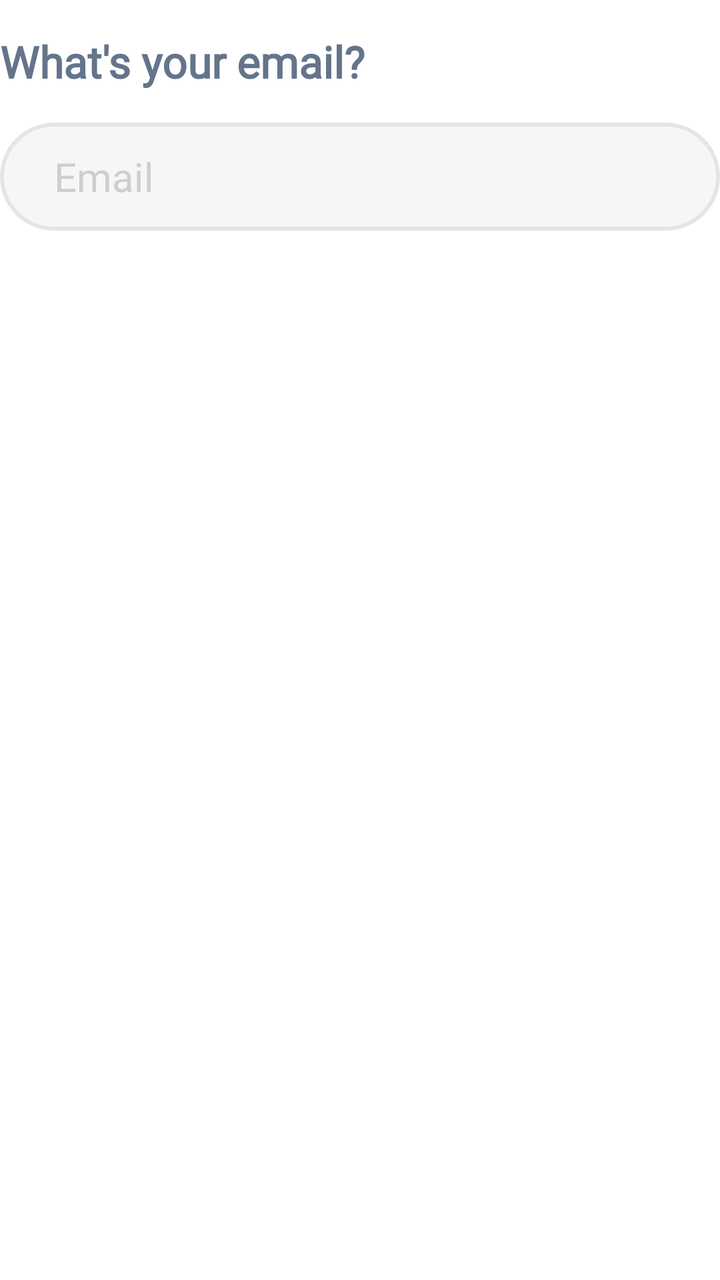
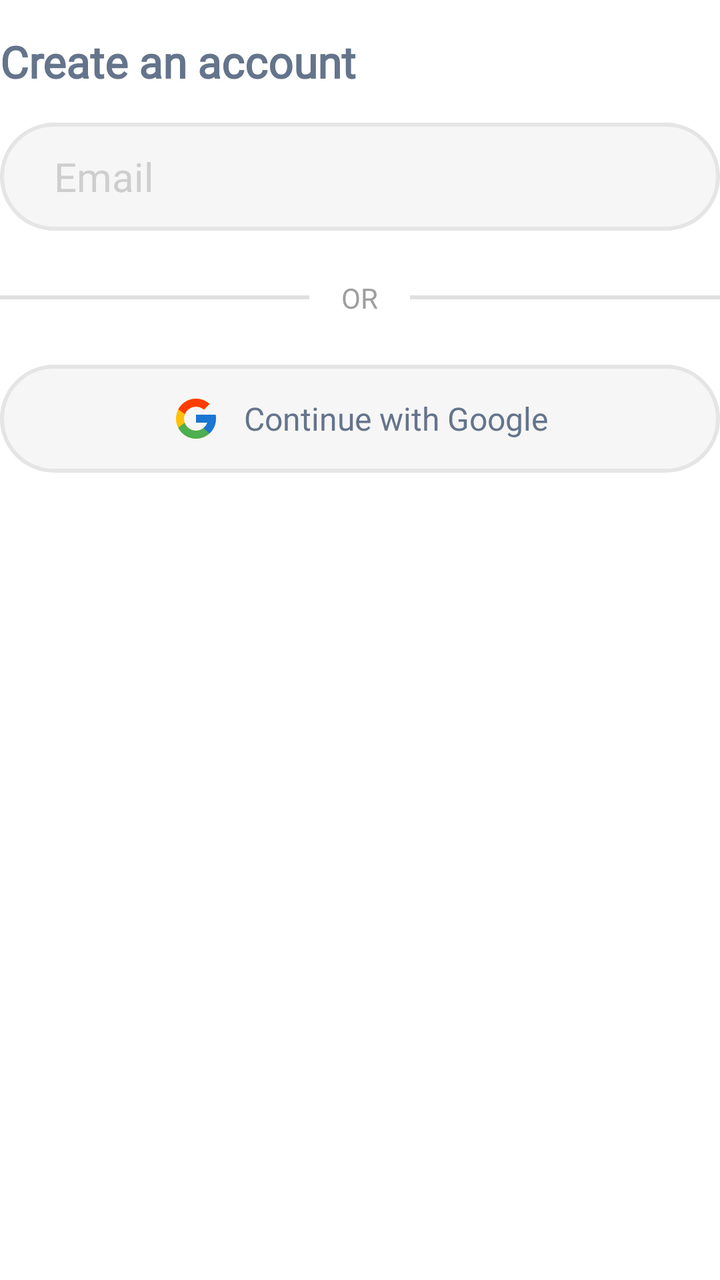

An Android layout rendered at two revisions. The XML below is the earlier revision; the diff shows what the commit changed to produce the second picture.
<!-- AndroidManifest.xml: application theme Theme.Tetragon -->
<!-- res/layout/fragment_email.xml -->
<?xml version="1.0" encoding="utf-8"?>
<androidx.constraintlayout.widget.ConstraintLayout xmlns:android="http://schemas.android.com/apk/res/android"
    xmlns:app="http://schemas.android.com/apk/res-auto"
    xmlns:tools="http://schemas.android.com/tools"
    android:layout_width="match_parent"
    android:layout_height="match_parent"
    android:background="@color/white"
    tools:context=".fragments.registrationFragments.EmailFragment">

    
    <TextView
        android:id="@+id/textViewTitle"
        android:layout_width="wrap_content"
        android:layout_height="wrap_content"
        android:fontFamily="@font/inter_semibold"
        android:gravity="center"
        android:text="@string/what_s_your_email"
        android:layout_marginTop="16dp"
        android:textColor="@color/text_color"
        android:textSize="22sp"
        android:textStyle="bold"
        app:layout_constraintStart_toStartOf="parent"
        app:layout_constraintTop_toTopOf="parent" />

    
    <LinearLayout
        android:id="@+id/emailInputContainer"
        android:layout_width="match_parent"
        android:layout_height="wrap_content"
        android:background="@drawable/input_container"
        android:layout_marginTop="16dp"
        android:orientation="vertical"
        android:padding="2dp"
        app:layout_constraintTop_toBottomOf="@+id/textViewTitle">

        <EditText
            android:id="@+id/emailEditText"
            android:layout_width="match_parent"
            android:layout_height="50dp"
            android:autofillHints="emailAddress"
            android:background="@android:color/transparent"
            android:fontFamily="@font/inter_medium"
            android:hint="@string/email"
            android:inputType="textEmailAddress"
            android:paddingHorizontal="25dp"
            android:textColor="@color/text_color"
            android:textColorHint="@color/hint_color"
            android:textSize="20sp" />
    </LinearLayout>

</androidx.constraintlayout.widget.ConstraintLayout>
<!-- resources referenced by this layout -->
<resources>
  <color name="hint_color">#CECECE</color>
  <color name="text_color">#64748b</color>
  <color name="white">#FFFFFFFF</color>
  <!-- drawable input_container (drawable) -->
  <shape xmlns:android="http://schemas.android.com/apk/res/android"
      android:shape="rectangle">
      <solid android:color="#F6F6F6"/>
      <stroke android:width="2dp" android:color="#E5E5E5"/>
      <corners android:radius="1000dp"/>
  </shape>
  <string name="email">Email</string>
  <string name="what_s_your_email">What\'s your email?</string>
  <style name="Theme.Tetragon" parent="Base.Theme.Tetragon" />
  <style name="Base.Theme.Tetragon" parent="Theme.Material3.DayNight.NoActionBar">
          <item name="android:statusBarColor">@color/white</item>
          <item name="android:navigationBarColor">@color/white</item>
          <item name="android:windowLightStatusBar">true</item>
  
          <item name="android:windowBackground">@color/white</item>
          <item name="android:colorBackground">@color/white</item>
  
          <item name="android:windowIsTranslucent">false</item>
      </style>
</resources>

<!-- the commit's change to res/layout/fragment_email.xml (unified diff, before → after) -->
@@ -14,7 +14,7 @@
         android:layout_height="wrap_content"
         android:fontFamily="@font/inter_semibold"
         android:gravity="center"
-        android:text="@string/what_s_your_email"
+        android:text="@string/create_an_account"
         android:layout_marginTop="16dp"
         android:textColor="@color/text_color"
         android:textSize="22sp"
@@ -48,4 +48,66 @@
             android:textSize="20sp" />
     </LinearLayout>
 
+    
+    <LinearLayout
+        android:id="@+id/orDividerContainer"
+        android:layout_width="match_parent"
+        android:layout_height="wrap_content"
+        android:layout_marginTop="24dp"
+        android:gravity="center"
+        android:orientation="horizontal"
+        app:layout_constraintTop_toBottomOf="@+id/emailInputContainer">
+
+        <View
+            android:layout_width="0dp"
+            android:layout_height="2dp"
+            android:layout_weight="1"
+            android:background="#E0E0E0" />
+
+        <TextView
+            android:layout_width="wrap_content"
+            android:layout_height="wrap_content"
+            android:layout_marginStart="16dp"
+            android:layout_marginEnd="16dp"
+            android:fontFamily="@font/inter_medium"
+            android:text="@string/or"
+            android:textColor="#9E9E9E"
+            android:textSize="14sp" />
+
+        <View
+            android:layout_width="0dp"
+            android:layout_height="2dp"
+            android:layout_weight="1"
+            android:background="#E0E0E0" />
+    </LinearLayout>
+
+    
+    <LinearLayout
+        android:id="@+id/googleSignUpButton"
+        android:layout_width="match_parent"
+        android:layout_height="54dp"
+        android:layout_marginTop="24dp"
+        android:background="@drawable/input_container"
+        android:clickable="true"
+        android:focusable="true"
+        android:gravity="center"
+        android:orientation="horizontal"
+        android:paddingHorizontal="16dp"
+        app:layout_constraintTop_toBottomOf="@+id/orDividerContainer">
+
+        <ImageView
+            android:layout_width="24dp"
+            android:layout_height="24dp"
+            android:src="@drawable/ic_google" />
+
+        <TextView
+            android:layout_width="wrap_content"
+            android:layout_height="wrap_content"
+            android:layout_marginStart="12dp"
+            android:fontFamily="@font/inter_semibold"
+            android:text="@string/continue_with_google"
+            android:textColor="@color/text_color"
+            android:textSize="16sp" />
+    </LinearLayout>
+
 </androidx.constraintlayout.widget.ConstraintLayout>
<!-- resource entries referenced after the edit -->
@@ -3,6 +3,25 @@
   <color name="hint_color">#CECECE</color>
   <color name="text_color">#64748b</color>
   <color name="white">#FFFFFFFF</color>
+  <!-- drawable ic_google (drawable) -->
+  <vector xmlns:android="http://schemas.android.com/apk/res/android"
+      android:width="48dp"
+      android:height="48dp"
+      android:viewportWidth="48"
+      android:viewportHeight="48">
+    <path
+        android:pathData="M43.611,20.083H42V20H24v8h11.303c-1.649,4.657 -6.08,8 -11.303,8c-6.627,0 -12,-5.373 -12,-12c0,-6.627 5.373,-12 12,-12c3.059,0 5.842,1.154 7.961,3.039l5.657,-5.657C34.046,6.053 29.268,4 24,4C12.955,4 4,12.955 4,24c0,11.045 8.955,20 20,20c11.045,0 20,-8.955 20,-20C44,22.659 43.862,21.35 43.611,20.083z"
+        android:fillColor="#FFC107"/>
+    <path
+        android:pathData="M6.306,14.691l6.571,4.819C14.655,15.108 18.961,12 24,12c3.059,0 5.842,1.154 7.961,3.039l5.657,-5.657C34.046,6.053 29.268,4 24,4C16.318,4 9.656,8.337 6.306,14.691z"
+        android:fillColor="#FF3D00"/>
+    <path
+        android:pathData="M24,44c5.166,0 9.86,-1.977 13.409,-5.192l-6.19,-5.238C29.211,35.091 26.715,36 24,36c-5.202,0 -9.619,-3.317 -11.283,-7.946l-6.522,5.025C9.505,39.556 16.227,44 24,44z"
+        android:fillColor="#4CAF50"/>
+    <path
+        android:pathData="M43.611,20.083H42V20H24v8h11.303c-0.792,2.237 -2.231,4.166 -4.087,5.571c0.001,-0.001 0.002,-0.001 0.003,-0.002l6.19,5.238C36.971,39.205 44,34 44,24C44,22.659 43.862,21.35 43.611,20.083z"
+        android:fillColor="#1976D2"/>
+  </vector>
   <!-- drawable input_container (drawable) -->
   <shape xmlns:android="http://schemas.android.com/apk/res/android"
       android:shape="rectangle">
@@ -10,8 +29,10 @@
       <stroke android:width="2dp" android:color="#E5E5E5"/>
       <corners android:radius="1000dp"/>
   </shape>
+  <string name="continue_with_google">Continue with Google</string>
+  <string name="create_an_account">Create an account</string>
   <string name="email">Email</string>
-  <string name="what_s_your_email">What\'s your email?</string>
+  <string name="or">OR</string>
   <style name="Theme.Tetragon" parent="Base.Theme.Tetragon" />
   <style name="Base.Theme.Tetragon" parent="Theme.Material3.DayNight.NoActionBar">
           <item name="android:statusBarColor">@color/white</item>
